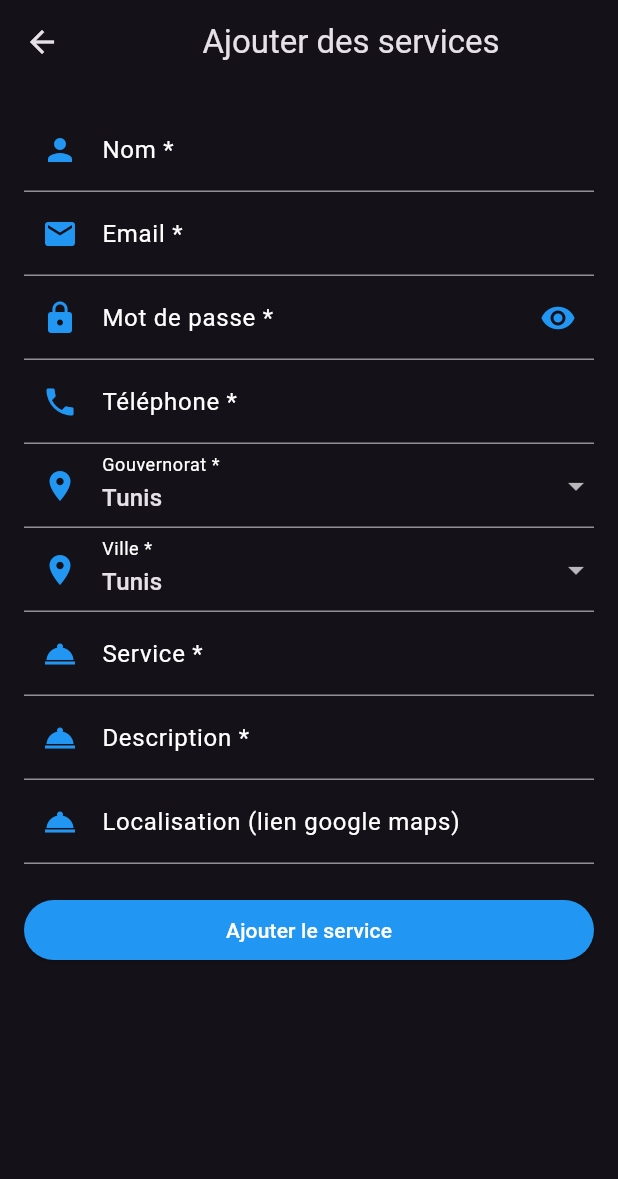
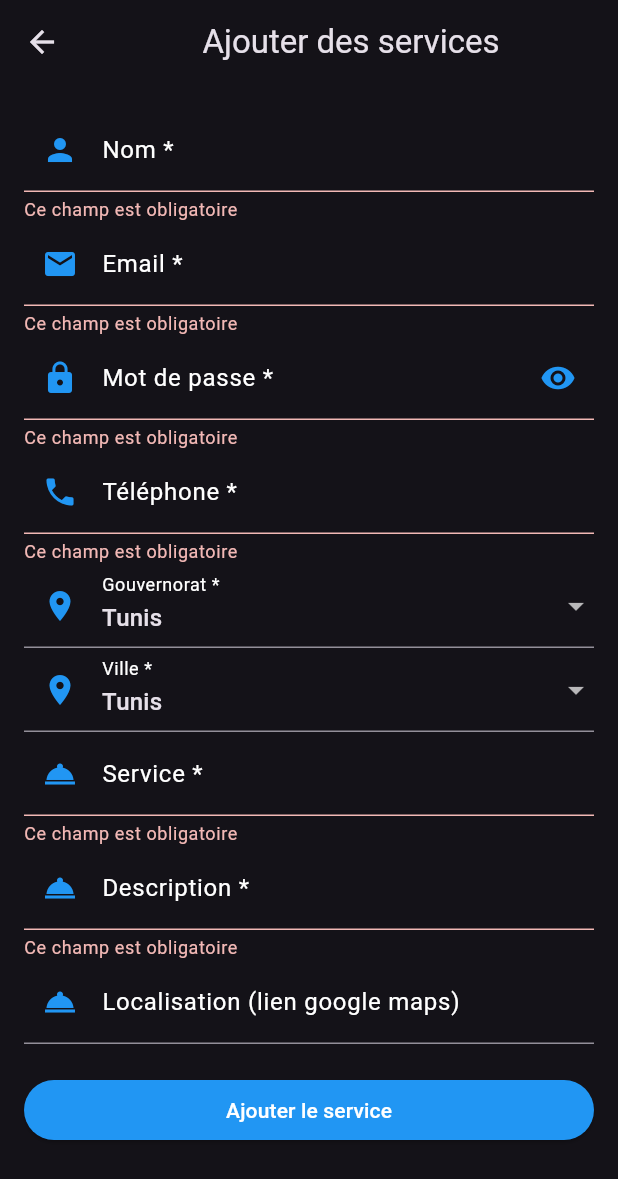
Before and after one commit to Bouamaid-Aymen/Auto-Car--Flutter, a Flutter app: the screen it shows after launch, item 3 of the bottom bar chosen, after a tap on "Ajouter le service", on a phone screen of 412 x 824 dp. Shown: the top 1179 px of the screen. Run offline on Flutter 3.47's test engine with Material 3 defaults, Android fonts, the phone set to English and light mode, and no system bars; our stand-ins replace dash_chat_2, flutter_gemini, get, image_picker, lottie, shared_preferences.

Commit message:
Liste des services

```diff
--- a/lib/Service_Auto/screens/AddServicePage.dart
+++ b/lib/Service_Auto/screens/AddServicePage.dart
@@ -5,7 +5,6 @@ import 'package:flutter/services.dart';
 import 'package:get/get.dart';
 import 'package:http/http.dart' as http;
 import 'package:url_launcher/url_launcher_string.dart';
-
 
 class AddServicePage extends StatefulWidget {
   @override
@@ -18,6 +17,7 @@ class _AddServicePageState extends State<AddServicePage> {
   String selectedCity = 'Tunis';
   TextEditingController selectedGovernorateController = TextEditingController();
   TextEditingController selectedCityController = TextEditingController();
+  final GlobalKey<FormState> _formKey = GlobalKey<FormState>();
 
   void _togglePasswordVisibility() {
     setState(() {
@@ -42,27 +42,39 @@ class _AddServicePageState extends State<AddServicePage> {
       ),
       body: Padding(
         padding: const EdgeInsets.all(16.0),
-        child: Column(
-          crossAxisAlignment: CrossAxisAlignment.stretch,
+        child: Form(
+          key: _formKey,
+          child: ListView(
             children: [
-            TextField(
+              TextFormField(
                 controller: nameController,
                 decoration: InputDecoration(
                   labelText: 'Nom *',
                   prefixIcon: Icon(Icons.person, color: Colors.blue),
                   labelStyle: TextStyle(color: Colors.white),
                 ),
+                validator: (value) {
+                  if (value == null || value.isEmpty) {
+                    return 'Ce champ est obligatoire';
+                  }
+                  return null;
+                },
               ),
-
-            TextField(
+              TextFormField(
                 controller: emailController,
                 decoration: InputDecoration(
                   labelText: 'Email *',
                   prefixIcon: Icon(Icons.email, color: Colors.blue),
                   labelStyle: TextStyle(color: Colors.white),
                 ),
+                validator: (value) {
+                  if (value == null || value.isEmpty) {
+                    return 'Ce champ est obligatoire';
+                  }
+                  return null;
+                },
               ),
-            TextField(
+              TextFormField(
                 controller: passwordController,
                 decoration: InputDecoration(
                   labelText: 'Mot de passe *',
@@ -77,8 +89,14 @@ class _AddServicePageState extends State<AddServicePage> {
                   labelStyle: TextStyle(color: Colors.white),
                 ),
                 obscureText: _obscureText,
+                validator: (value) {
+                  if (value == null || value.isEmpty) {
+                    return 'Ce champ est obligatoire';
+                  }
+                  return null;
+                },
               ),
-            TextField(
+              TextFormField(
                 controller: phoneController,
                 decoration: InputDecoration(
                   labelText: 'Téléphone *',
@@ -87,8 +105,15 @@ class _AddServicePageState extends State<AddServicePage> {
                 ),
                 keyboardType: TextInputType.phone,
                 inputFormatters: <TextInputFormatter>[
-                FilteringTextInputFormatter.digitsOnly
+                  FilteringTextInputFormatter.digitsOnly,
+                  LengthLimitingTextInputFormatter(8),
                 ],
+                validator: (value) {
+                  if (value == null || value.isEmpty) {
+                    return 'Ce champ est obligatoire ';
+                  }
+                  return null;
+                },
               ),
               DropdownButtonFormField<String>(
                 value: selectedGovernorate,
@@ -111,6 +136,12 @@ class _AddServicePageState extends State<AddServicePage> {
                   prefixIcon: Icon(Icons.location_on, color: Colors.blue),
                   labelStyle: TextStyle(color: Colors.white),
                 ),
+                validator: (value) {
+                  if (value == null || value.isEmpty) {
+                    return 'Ce champ est obligatoire';
+                  }
+                  return null;
+                },
               ),
               DropdownButtonFormField<String>(
                 value: selectedCity,
@@ -131,24 +162,42 @@ class _AddServicePageState extends State<AddServicePage> {
                   prefixIcon: Icon(Icons.location_on, color: Colors.blue),
                   labelStyle: TextStyle(color: Colors.white),
                 ),
+                validator: (value) {
+                  if (value == null || value.isEmpty) {
+                    return 'Ce champ est obligatoire';
+                  }
+                  return null;
+                },
               ),
-            TextField(
+              TextFormField(
                 controller: serviceNameController,
                 decoration: InputDecoration(
                   labelText: 'Service *',
                   prefixIcon: Icon(Icons.room_service, color: Colors.blue),
                   labelStyle: TextStyle(color: Colors.white),
                 ),
+                validator: (value) {
+                  if (value == null || value.isEmpty) {
+                    return 'Ce champ est obligatoire';
+                  }
+                  return null;
+                },
               ),
-            TextField(
+              TextFormField(
                 controller: DescriptionController,
                 decoration: InputDecoration(
                   labelText: 'Description *',
                   prefixIcon: Icon(Icons.room_service, color: Colors.blue),
                   labelStyle: TextStyle(color: Colors.white),
                 ),
+                validator: (value) {
+                  if (value == null || value.isEmpty) {
+                    return 'Ce champ est obligatoire';
+                  }
+                  return null;
+                },
               ),
-            TextField(
+              TextFormField(
                 controller: localisationController,
                 decoration: InputDecoration(
                   labelText: 'Localisation (lien google maps)',
@@ -156,14 +205,16 @@ class _AddServicePageState extends State<AddServicePage> {
                   labelStyle: TextStyle(color: Colors.white),
                 ),
                 onTap: () {
-    launchUrlString('https://www.google.com/maps/place/Tunisie/@34.6994618,7.6245676,7.34z/data=!4m6!3m5!1s0x125595448316a4e1:0x3a84333aaa019bef!8m2!3d33.886917!4d9.537499!16zL20vMDdmal8?entry=ttu');
+                  launchUrlString(
+                      'https://www.google.com/maps/place/Tunisie/@34.6994618,7.6245676,7.34z/data=!4m6!3m5!1s0x125595448316a4e1:0x3a84333aaa019bef!8m2!3d33.886917!4d9.537499!16zL20vMDdmal8?entry=ttu');
                 },
               ),
-
               SizedBox(height: 20),
               ElevatedButton(
                 onPressed: () {
+                  if (_formKey.currentState!.validate()) {
                     addService();
+                  }
                 },
                 style: ElevatedButton.styleFrom(
                   padding: EdgeInsets.all(1),
@@ -176,8 +227,8 @@ class _AddServicePageState extends State<AddServicePage> {
                   ),
                 ),
               ),
-
             ],
+          ),
         ),
       ),
     );
--- a/lib/main.dart
+++ b/lib/main.dart
@@ -1,12 +1,11 @@
 import 'package:flutter/material.dart';
 import 'package:flutter_gemini/flutter_gemini.dart';
 import 'package:get/get.dart';
-import 'package:my_app_car/controller/splace_controller.dart';
 import 'package:my_app_car/screens/ChatBot/const.dart';
 import 'package:my_app_car/screens/splace_screen.dart';
 
 void main() {
-  // Replace GEMINI_API_KEY with your actual API key
+
   Gemini.init(apiKey: GEMINI_API_KEY);
 
   runApp(MyApp());
@@ -17,7 +16,6 @@ class MyApp extends StatelessWidget {
 
   @override
   Widget build(BuildContext context) {
-    SplaceController splaceController = Get.put(SplaceController());
     return GetMaterialApp(
       debugShowCheckedModeBanner: false,
       title: 'Auto Car',
@@ -25,7 +23,7 @@ class MyApp extends StatelessWidget {
     brightness: Brightness.dark,
     primaryColor: Colors.blue,
     hintColor: Colors.blueAccent,
-    // Autres configurations de thème si nécessaire
+
   ),
       home: Splash_Screen(),
     );
--- /dev/null
+++ b/lib/screens/listservice.dart
@@ -0,0 +1,464 @@
+import 'dart:convert';
+import 'package:flutter/material.dart';
+import 'package:http/http.dart' as http;
+import 'package:my_app_car/screens/Car_list.dart';
+import 'package:url_launcher/url_launcher_string.dart';
+
+class ServiceListUPage extends StatefulWidget {
+  @override
+  _ServiceListUPageState createState() => _ServiceListUPageState();
+}
+
+class _ServiceListUPageState extends State<ServiceListUPage> {
+  List<dynamic> services = [];
+  String selectedGovernorate = 'Tunis';
+  String selectedCity = 'Tunis';
+  TextEditingController messageController = TextEditingController();
+
+  @override
+  void initState() {
+    super.initState();
+    fetchServices('');
+  }
+
+  Future<void> fetchServices(String query) async {
+    final Uri uri = Uri.parse('http://localhost:3000/car/service');
+    final response = await http.get(uri);
+    if (response.statusCode == 200) {
+      final List<dynamic> allServices = jsonDecode(response.body);
+
+      setState(() {
+        if (selectedGovernorate != 'Tunis' || selectedCity != 'Tunis') {
+          services = allServices
+              .where((service) =>
+                  service['verifier'] == 'OUI' &&
+                  service['gouvernorat'] == selectedGovernorate &&
+                  service['ville'] == selectedCity &&
+                  service['nomS'].toLowerCase().contains(query.toLowerCase()))
+              .toList();
+        } else {
+          services = allServices
+              .where((service) =>
+                  service['verifier'] == 'OUI' &&
+                  service['nomS'].toLowerCase().contains(query.toLowerCase()))
+              .toList();
+        }
+      });
+    } else {
+      print('Failed to fetch services');
+    }
+  }
+
+  @override
+  Widget build(BuildContext context) {
+    String username = TokenStorage.getUsername();
+    String emailU = TokenStorage.getEmail();
+
+    return Scaffold(
+      appBar: AppBar(
+        title: Center(
+            child: Text('Liste des services',
+                style: TextStyle(color: Colors.blue))),
+      ),
+      body: Column(
+        children: [
+          TextField(
+            decoration: InputDecoration(
+              hintText: 'Rechercher un service...',
+              hintStyle:
+                  TextStyle(color: const Color.fromARGB(178, 158, 158, 158)),
+              prefixIcon: Icon(Icons.search),
+            ),
+            onChanged: (query) {
+              fetchServices(query);
+            },
+          ),
+          Row(
+            mainAxisAlignment: MainAxisAlignment.spaceAround,
+            children: [
+              DropdownButton<String>(
+                value: selectedGovernorate,
+                onChanged: (String? newValue) {
+                  setState(() {
+                    selectedGovernorate = newValue!;
+                    selectedCity = citiesByGovernorate[selectedGovernorate]![0];
+                    fetchServices('');
+                  });
+                },
+                items:
+                    governorates.map<DropdownMenuItem<String>>((String value) {
+                  return DropdownMenuItem<String>(
+                    value: value,
+                    child: Text(value),
+                  );
+                }).toList(),
+              ),
+              DropdownButton<String>(
+                value: selectedCity,
+                onChanged: (String? newValue) {
+                  setState(() {
+                    selectedCity = newValue!;
+                    fetchServices('');
+                  });
+                },
+                items: citiesByGovernorate[selectedGovernorate]!
+                    .map<DropdownMenuItem<String>>((String value) {
+                  return DropdownMenuItem<String>(
+                    value: value,
+                    child: Text(value),
+                  );
+                }).toList(),
+              ),
+            ],
+          ),
+          Expanded(
+            child: ListView.builder(
+              itemCount: services.length,
+              itemBuilder: (context, index) {
+                final service = services[index];
+                return Card(
+                  child: Column(
+                    crossAxisAlignment: CrossAxisAlignment.start,
+                    children: [
+                      ListTile(
+                        title: RichText(
+                          textAlign: TextAlign.center,
+                          text: TextSpan(
+                            children: [
+                              TextSpan(
+                                text: 'Nom de service: ',
+                                style: TextStyle(
+                                  color: Colors.grey,
+                                  fontSize: 15,
+                                ),
+                              ),
+                              TextSpan(
+                                text: '${service['nomS']}',
+                                style: TextStyle(
+                                  color: Colors.red,
+                                  fontSize: 15,
+                                ),
+                              ),
+                            ],
+                          ),
+                        ),
+                      ),
+
+                      ListTile(
+                        title: Text(
+                            'Nom et Prénom de personne: ${service['nomP']}'),
+                      ),
+                      ListTile(
+                        title: Text('Téléphone: ${service['tel']}'),
+                      ),
+                      ListTile(
+                        title: Text('Gouvernorat: ${service['gouvernorat']}'),
+                      ),
+                      ListTile(
+                        title: Text('Ville: ${service['ville']}'),
+                      ),
+                      ListTile(
+                        title: Text('Description: ${service['description']}'),
+                      ),
+                      ListTile(
+                        title: GestureDetector(
+                          onTap: () {
+                            launchUrlString('${service['localisation']}');
+                          },
+                          child: Text(
+                            'Localisation: ${service['localisation']}',
+                            style: TextStyle(color: Colors.blue),
+                          ),
+                        ),
+                      ),
+                      ListTile(
+                        title: Row(
+                          children: [
+                            Text(
+                              'Envoyer un message',
+                              style: TextStyle(color: Colors.green),
+                            ),
+                            IconButton(
+                              icon: Icon(Icons.message),
+                              color: Color.fromARGB(255, 72, 0, 103),
+                              onPressed: () {
+                                showDialog(
+                                  context: context,
+                                  builder: (BuildContext context) {
+                                    return AlertDialog(
+                                      title: Text(
+                                          'Envoyer un message ( Entrer votre numero pour contacter ) '),
+                                      content: TextField(
+                                        controller: messageController,
+                                        decoration: InputDecoration(
+                                          hintText:
+                                              'Entrez votre message ici...',
+                                        ),
+                                        maxLines: null,
+                                      ),
+                                      actions: <Widget>[
+                                        TextButton(
+                                          child: Text('Envoyer'),
+                                          onPressed: () {
+                                            messageApi(
+                                                username, service, emailU);
+                                            Navigator.of(context).pop();
+                                          },
+                                        ),
+                                        TextButton(
+                                          child: Text('Annuler'),
+                                          onPressed: () {
+                                            Navigator.of(context).pop();
+                                          },
+                                        ),
+                                      ],
+                                    );
+                                  },
+                                );
+                              },
+                            ),
+                          ],
+                        ),
+                      ),
+                    ],
+                  ),
+                );
+              },
+            ),
+          ),
+        ],
+      ),
+    );
+  }
+
+  Future<void> messageApi(
+      String username, Map<String, dynamic> service, String emailU) async {
+    final message = messageController.text;
+    final body = {
+      "message": message,
+      "usernameU": username,
+      "email": service['email'],
+      "nom_service": service['nomS'],
+      "emailU": emailU
+    };
+    const url = "http://localhost:3000/users/message";
+    final uri = Uri.parse(url);
+    final response = await http.post(
+      uri,
+      body: jsonEncode(body),
+      headers: {'Content-Type': 'application/json'},
+    );
+    if (response.statusCode == 201) {
+      ScaffoldMessenger.of(context).showSnackBar(
+        SnackBar(
+          content: Text('Message envoyé avec succès'),
+          backgroundColor: Colors.green,
+        ),
+      );
+    } else {
+      ScaffoldMessenger.of(context).showSnackBar(
+        SnackBar(
+          content: Text('Échec de l\'envoi du message'),
+          backgroundColor: Colors.red,
+        ),
+      );
+    }
+  }
+}
+
+List<String> governorates = [
+  'Tunis',
+  'Ariana',
+  'Ben Arous',
+  'Manouba',
+  'Nabeul',
+  'Zaghouan',
+  'Bizerte',
+  'Béja',
+  'Jendouba',
+  'Le Kef',
+  'Siliana',
+  'Sousse',
+  'Monastir',
+  'Mahdia',
+  'Sfax',
+  'Kairouan',
+  'Kasserine',
+  'Sidi Bouzid',
+  'Gabès',
+  'Médenine',
+  'Tataouine',
+  'Gafsa'
+];
+
+Map<String, List<String>> citiesByGovernorate = {
+  'Tunis': ['Tunis', 'Ariana', 'Ben Arous', 'Manouba'],
+  'Ariana': ['Ariana', 'La Soukra', 'Raoued'],
+  'Ben Arous': ['Ben Arous', 'Marsa', 'Hammam Lif'],
+  'Manouba': ['Manouba', 'Oued Ellil', 'Douar Hicher'],
+  'Nabeul': [
+    'Nabeul',
+    'Hammamet',
+    'Kelibia',
+    'Dar Chaabane',
+    'Menzel Temime',
+    'Soliman',
+    'Korba',
+    'Tazarka',
+    'Béni Khiar',
+    'El Maamoura'
+  ],
+  'Zaghouan': ['Zaghouan', 'Zriba', 'Fahs'],
+  'Bizerte': [
+    'Bizerte',
+    'Menzel Bourguiba',
+    'Mateur',
+    'Ras Jebel',
+    'Sejnane',
+    'Tinja'
+  ],
+  'Béja': ['Béja', 'Testour', 'Medjez el-Bab', 'Nefza', 'Amdoun', 'Goubellat'],
+  'Jendouba': [
+    'Jendouba',
+    'Tabarka',
+    'Aïn Draham',
+    'Fernana',
+    'Ghardimaou',
+    'Oued Melliz',
+    'Bou Salem'
+  ],
+  'Le Kef': [
+    'Le Kef',
+    'Dahmani',
+    'Tajerouine',
+    'Sakiet Sidi Youssef',
+    'Nebeur',
+    'Kalâat Sinane',
+    'Jérissa'
+  ],
+  'Siliana': ['Siliana', 'Bouarada', 'Gaâfour', 'El Krib', 'Makthar', 'Rouhia'],
+  'Sousse': [
+    'Sousse',
+    'Monastir',
+    'M\'saken',
+    'Kalâa Kebira',
+    'Kalâa Seghira',
+    'Akouda',
+    'Ezzouhour',
+    'Hergla',
+    'Kondar',
+    'Sidi Bou Ali',
+    'Sidi El Hani',
+    'Enfidha'
+  ],
+  'Monastir': [
+    'Monastir',
+    'Kairouan',
+    'Mahdia',
+    'Moknine',
+    'Bekalta',
+    'Teboulba',
+    'Sayada',
+    'Bembla',
+    'Ksibet Thrayet',
+    'Sahline',
+    'Zéramdine'
+  ],
+  'Mahdia': [
+    'Mahdia',
+    'Bou Merdès',
+    'Chebba',
+    'El Jem',
+    'Kerker',
+    'Rejiche',
+    'Sidi Alouane',
+    'Chorbane',
+    'Essouassi'
+  ],
+  'Sfax': [
+    'Sfax',
+    'Sakiet Ezzit',
+    'Menzel Chaker',
+    'El Amra',
+    'Ghraiba',
+    'Agareb',
+    'Thyna',
+    'Jebeniana',
+    'Skhira',
+    'Mahares',
+    'Kerkennah'
+  ],
+  'Kairouan': [
+    'Kairouan',
+    'Oueslatia',
+    'Hajeb El Ayoun',
+    'Nasrallah',
+    'Sbikha',
+    'Chrarda',
+    'Bouhajla',
+    'Nouvelle Matmata'
+  ],
+  'Kasserine': [
+    'Kasserine',
+    'Sbeitla',
+    'Fériana',
+    'Thala',
+    'Majel Bel Abbès',
+    'Hassi El Ferid',
+    'Ezzouhour'
+  ],
+  'Sidi Bouzid': [
+    'Sidi Bouzid',
+    'Menzel Bouzaiane',
+    'Jilma',
+    'Cebbala Ouled Asker',
+    'Souk Jedid',
+    'Menzel El Khair',
+    'Meknassy',
+    'Regueb',
+    'Ouled Haffouz'
+  ],
+  'Gabès': [
+    'Gabès',
+    'Mareth',
+    'Métouia',
+    'Ghannouch',
+    'Matmata',
+    'Nouvelle Matmata',
+    'El Hamma',
+    'El Metouia',
+    'Oudhref',
+    'Zarat',
+    'Menzel El Habib'
+  ],
+  'Médenine': [
+    'Médenine',
+    'Ben Gardane',
+    'Zarzis',
+    'Djerba Houmt Souk',
+    'Djerba Midoun',
+    'Djerba Ajim',
+    'Sidi Makhlouf',
+    'Béni Khedache'
+  ],
+  'Tataouine': [
+    'Tataouine',
+    'Ghomrassen',
+    'Bir Lahmar',
+    'Dhehiba',
+    'Remada',
+    'Tataouine Sud'
+  ],
+  'Gafsa': [
+    'Gafsa',
+    'Métlaoui',
+    'Redeyef',
+    'El Guettar',
+    'Moulares',
+    'Belkhir',
+    'Om Larayes',
+    'Sened',
+    'Sidi Aïch',
+    'Mdhilla'
+  ]
+};
```
Also changed, not shown: lib/Service_Auto/NavBar_Service.dart (+31 -2 lines), lib/Service_Auto/screens/boiteM.dart (added, +150 -0 lines), lib/utils/NavBar.dart (+8 -2 lines), lib/screens/Maps.dart (deleted). Lines whose indentation alone changed are shown as unchanged.
